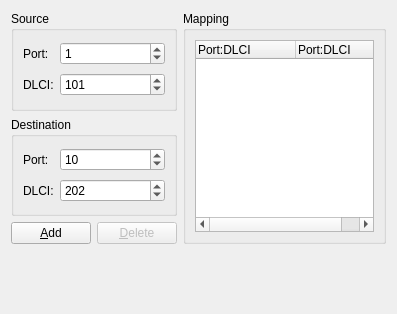
The window that gns3/modules/dynamips/ui/frame_relay_switch_configuration_page.ui (GNS3/gns3-gui) describes before a commit, drawn with Qt 5.
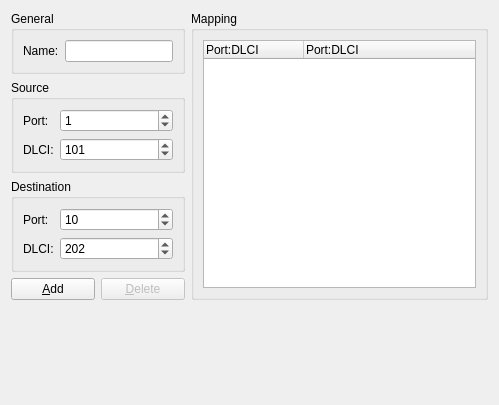
The same window after the commit.

What changed in the file:
```diff
--- a/gns3/modules/dynamips/ui/frame_relay_switch_configuration_page.ui
+++ b/gns3/modules/dynamips/ui/frame_relay_switch_configuration_page.ui
@@ -6,79 +6,34 @@
    <rect>
     <x>0</x>
     <y>0</y>
-    <width>397</width>
-    <height>314</height>
+    <width>499</width>
+    <height>405</height>
    </rect>
   </property>
   <property name="windowTitle">
    <string>Frame Relay Switch</string>
   </property>
-  <layout class="QGridLayout">
+  <layout class="QGridLayout" name="gridLayout_2">
    <item row="0" column="0" colspan="2">
-    <widget class="QGroupBox" name="uiFrameRelaySourceGroupBox">
-     <property name="sizePolicy">
-      <sizepolicy hsizetype="Expanding" vsizetype="Preferred">
-       <horstretch>0</horstretch>
-       <verstretch>0</verstretch>
-      </sizepolicy>
-     </property>
+    <widget class="QGroupBox" name="uiGeneralGroupBox">
      <property name="title">
-      <string>Source</string>
+      <string>General</string>
      </property>
-     <layout class="QGridLayout">
+     <layout class="QGridLayout" name="gridLayout">
       <item row="0" column="0">
-       <widget class="QLabel" name="uiSourcePortLabel">
+       <widget class="QLabel" name="uiNameLabel">
         <property name="text">
-         <string>Port:</string>
+         <string>Name:</string>
         </property>
        </widget>
       </item>
       <item row="0" column="1">
-       <widget class="QSpinBox" name="uiSourcePortSpinBox">
-        <property name="sizePolicy">
-         <sizepolicy hsizetype="Expanding" vsizetype="Fixed">
-          <horstretch>0</horstretch>
-          <verstretch>0</verstretch>
-         </sizepolicy>
-        </property>
-        <property name="minimum">
-         <number>0</number>
-        </property>
-        <property name="maximum">
-         <number>65535</number>
-        </property>
-        <property name="value">
-         <number>1</number>
-        </property>
-       </widget>
-      </item>
-      <item row="1" column="0">
-       <widget class="QLabel" name="uiSourceDLCILabel">
-        <property name="text">
-         <string>DLCI:</string>
-        </property>
-       </widget>
-      </item>
-      <item row="1" column="1">
-       <widget class="QSpinBox" name="uiSourceDLCISpinBox">
-        <property name="sizePolicy">
-         <sizepolicy hsizetype="Expanding" vsizetype="Fixed">
-          <horstretch>0</horstretch>
-          <verstretch>0</verstretch>
-         </sizepolicy>
-        </property>
-        <property name="maximum">
-         <number>65535</number>
-        </property>
-        <property name="value">
-         <number>101</number>
-        </property>
-       </widget>
+       <widget class="QLineEdit" name="uiNameLineEdit"/>
       </item>
      </layout>
     </widget>
    </item>
-   <item row="0" column="2" rowspan="3">
+   <item row="0" column="2" rowspan="4">
     <widget class="QGroupBox" name="uiFrameRelayMappingGroupBox">
      <property name="title">
       <string>Mapping</string>
@@ -111,6 +66,70 @@
     </widget>
    </item>
    <item row="1" column="0" colspan="2">
+    <widget class="QGroupBox" name="uiFrameRelaySourceGroupBox">
+     <property name="sizePolicy">
+      <sizepolicy hsizetype="Expanding" vsizetype="Preferred">
+       <horstretch>0</horstretch>
+       <verstretch>0</verstretch>
+      </sizepolicy>
+     </property>
+     <property name="title">
+      <string>Source</string>
+     </property>
+     <layout class="QGridLayout">
+      <item row="0" column="0">
+       <widget class="QLabel" name="uiSourcePortLabel">
+        <property name="text">
+         <string>Port:</string>
+        </property>
+       </widget>
+      </item>
+      <item row="0" column="1">
+       <widget class="QSpinBox" name="uiSourcePortSpinBox">
+        <property name="sizePolicy">
+         <sizepolicy hsizetype="Expanding" vsizetype="Fixed">
+          <horstretch>0</horstretch>
+          <verstretch>0</verstretch>
+         </sizepolicy>
+        </property>
+        <property name="minimum">
+         <number>0</number>
+        </property>
+        <property name="maximum">
+         <number>65535</number>
+        </property>
+        <property name="value">
+         <number>1</number>
+        </property>
+       </widget>
+      </item>
+      <item row="1" column="0">
+       <widget class="QLabel" name="uiSourceDLCILabel">
+        <property name="text">
+         <string>DLCI:</string>
+        </property>
+       </widget>
+      </item>
+      <item row="1" column="1">
+       <widget class="QSpinBox" name="uiSourceDLCISpinBox">
+        <property name="sizePolicy">
+         <sizepolicy hsizetype="Expanding" vsizetype="Fixed">
+          <horstretch>0</horstretch>
+          <verstretch>0</verstretch>
+         </sizepolicy>
+        </property>
+        <property name="maximum">
+         <number>65535</number>
+        </property>
+        <property name="value">
+         <number>101</number>
+        </property>
+       </widget>
+      </item>
+     </layout>
+    </widget>
+   </item>
+   <item row="2" column="0" colspan="2">
     <widget class="QGroupBox" name="uiFrameRelayDestinationGroupBox">
      <property name="sizePolicy">
       <sizepolicy hsizetype="Expanding" vsizetype="Preferred">
@@ -174,14 +193,14 @@
      </layout>
     </widget>
    </item>
-   <item row="2" column="0">
+   <item row="3" column="0">
     <widget class="QPushButton" name="uiAddPushButton">
      <property name="text">
       <string>&amp;Add</string>
      </property>
     </widget>
    </item>
-   <item row="2" column="1">
+   <item row="3" column="1">
     <widget class="QPushButton" name="uiDeletePushButton">
      <property name="enabled">
       <bool>false</bool>
@@ -191,7 +210,7 @@
      </property>
     </widget>
    </item>
-   <item row="3" column="1" colspan="2">
+   <item row="4" column="2">
     <spacer>
      <property name="orientation">
       <enum>Qt::Vertical</enum>
```
Left out of the diff: 1 changed line with no effect on the pictures.
